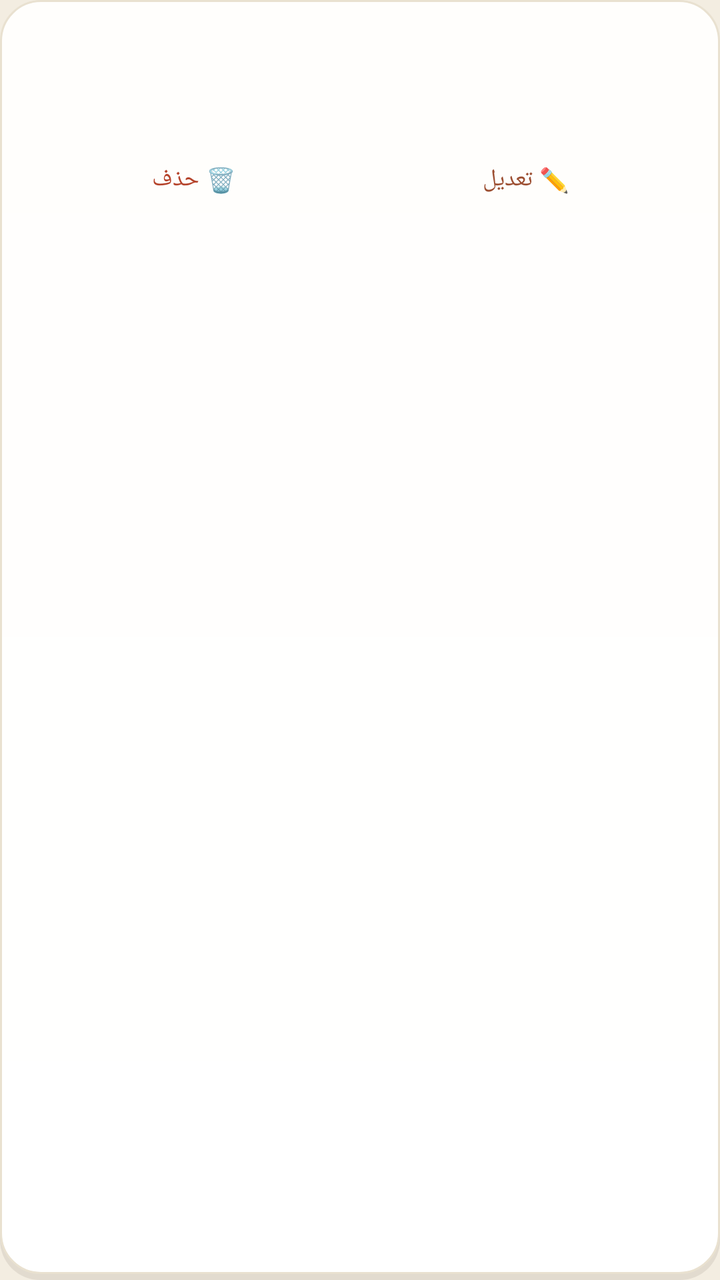
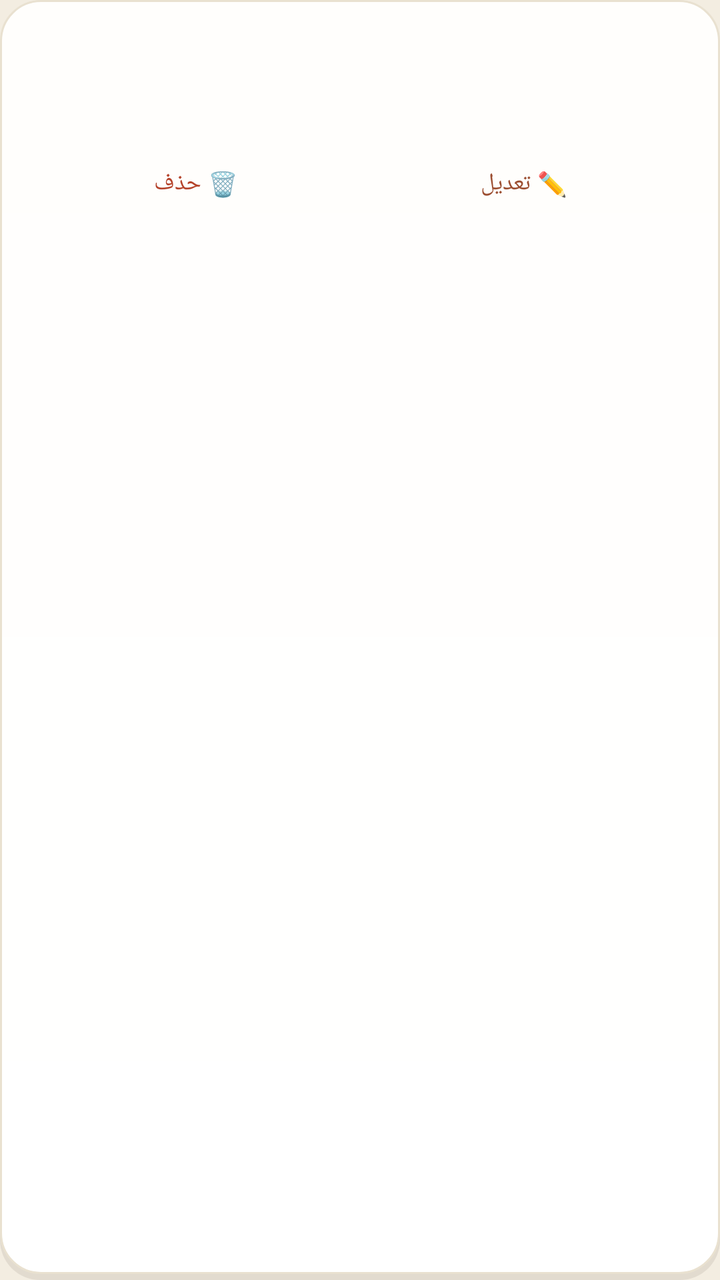

Before-and-after screenshots of an Android layout around one commit, followed by the original layout XML and the change that was made.
<!-- AndroidManifest.xml: application theme Theme.ClinicalMaster -->
<!-- res/layout/item_treatment_program_row.xml -->
<?xml version="1.0" encoding="utf-8"?>
<LinearLayout xmlns:android="http://schemas.android.com/apk/res/android"
    android:layout_width="match_parent"
    android:layout_height="wrap_content"
    android:layout_marginBottom="10dp"
    android:background="@drawable/bg_glass_card"
    android:orientation="vertical"
    android:padding="14dp">

    <TextView
        android:id="@+id/program_title"
        android:layout_width="match_parent"
        android:layout_height="wrap_content"
        android:gravity="end"
        android:textColor="@color/text_primary"
        android:textDirection="rtl"
        android:textSize="15sp"
        android:textStyle="bold" />

    <TextView
        android:id="@+id/program_diagnosis"
        android:layout_width="match_parent"
        android:layout_height="wrap_content"
        android:layout_marginTop="4dp"
        android:gravity="end"
        android:textColor="@color/text_secondary"
        android:textDirection="rtl"
        android:textSize="12.5sp" />

    <LinearLayout
        android:layout_width="match_parent"
        android:layout_height="wrap_content"
        android:layout_marginTop="10dp"
        android:orientation="horizontal">

        <Button
            android:id="@+id/program_btn_edit"
            style="@style/Widget.Material3.Button.TextButton"
            android:layout_width="0dp"
            android:layout_height="wrap_content"
            android:layout_weight="1"
            android:text="✏️ تعديل"
            android:textColor="@color/primary_cyan_dark"
            android:textSize="12sp" />

        <Button
            android:id="@+id/program_btn_delete"
            style="@style/Widget.Material3.Button.TextButton"
            android:layout_width="0dp"
            android:layout_height="wrap_content"
            android:layout_weight="1"
            android:text="🗑️ حذف"
            android:textColor="@color/accent_red"
            android:textSize="12sp" />
    </LinearLayout>
</LinearLayout>
<!-- resources referenced by this layout -->
<resources>
  <color name="accent_red">#B5432B</color>
  <color name="primary_cyan_dark">#9C4E31</color>
  <color name="text_primary">#231F19</color>
  <color name="text_secondary">#6B6155</color>
  <!-- drawable bg_glass_card (drawable) -->
  <layer-list xmlns:android="http://schemas.android.com/apk/res/android">
      <item android:top="3dp">
          <shape android:shape="rectangle">
              <solid android:color="@color/shadow_soft"/>
              <corners android:radius="20dp"/>
          </shape>
      </item>
      <item android:bottom="3dp">
          <shape android:shape="rectangle">
              <gradient android:type="linear" android:angle="90"
                  android:startColor="@color/glass_fill_strong" android:endColor="@color/glass_fill"/>
              <corners android:radius="20dp"/>
              <stroke android:width="1dp" android:color="@color/glass_border"/>
          </shape>
      </item>
  </layer-list>
  <color name="shadow_soft">#14201208</color>
  <color name="glass_fill_strong">#FFFFFF</color>
  <color name="glass_fill">#FFFEFC</color>
  <color name="glass_border">#E9E1D0</color>
  <color name="primary_cyan">#C96A46</color>
  <color name="white">#FFFFFF</color>
  <color name="m3_primary_container">#F3DBCB</color>
  <color name="m3_on_primary_container">#5A2812</color>
  <color name="accent_violet">#4F7183</color>
  <color name="accent_violet_dark">#3A5563</color>
  <color name="m3_secondary_container">#DAE5E8</color>
  <color name="m3_on_secondary_container">#1C333B</color>
  <color name="m3_tertiary">#A8752B</color>
  <color name="m3_on_tertiary">#FFFFFF</color>
  <color name="m3_tertiary_container">#F2E2C4</color>
  <color name="m3_on_tertiary_container">#463010</color>
  <color name="bg_dark">#F3EDE1</color>
  <color name="surface_dark">#FFFEFC</color>
  <color name="m3_surface_variant">#F1EBDD</color>
  <color name="m3_on_surface_variant">#6B6155</color>
  <color name="m3_surface_container">#F1EBDD</color>
  <color name="m3_surface_container_high">#EAE2CE</color>
  <color name="m3_outline">#9C9182</color>
  <color name="m3_outline_variant">#EFE9DC</color>
  <color name="m3_error">#B5432B</color>
  <color name="m3_on_error">#FFFFFF</color>
  <color name="m3_error_container">#F5D6CB</color>
  <color name="m3_on_error_container">#591C0E</color>
  <color name="bg_deep_1">#FAF7F0</color>
  <color name="text_tertiary">#9C9182</color>
  <style name="ShapeAppearance.M3.Corner.ExtraSmall" parent="ShapeAppearance.Material3.Corner.ExtraSmall">
          <item name="cornerSize">8dp</item>
      </style>
  <style name="ShapeAppearance.M3.Corner.Small" parent="ShapeAppearance.Material3.Corner.Small">
          <item name="cornerSize">12dp</item>
      </style>
  <style name="ShapeAppearance.M3.Corner.Medium" parent="ShapeAppearance.Material3.Corner.Medium">
          <item name="cornerSize">16dp</item>
      </style>
  <style name="ShapeAppearance.M3.Corner.Large" parent="ShapeAppearance.Material3.Corner.Large">
          <item name="cornerSize">24dp</item>
      </style>
  <style name="ThemeOverlay.ClinicalMaster.Dialog" parent="ThemeOverlay.Material3.MaterialAlertDialog">
          <item name="colorSurface">@color/glass_fill_strong</item>
          <item name="colorOnSurface">@color/text_primary</item>
          <item name="materialAlertDialogTitleTextStyle">@style/MaterialAlertDialog.ClinicalMaster.Title</item>
          <item name="shapeAppearanceOverlay">@style/ShapeAppearance.M3.Corner.Large</item>
      </style>
  <style name="MaterialAlertDialog.ClinicalMaster.Title" parent="MaterialAlertDialog.Material3.Title.Text">
          <item name="android:textDirection">rtl</item>
          <item name="android:gravity">end</item>
      </style>
  <!-- unchanged entries left out for length: 1 -->
</resources>

<!-- the commit's change to res/layout/item_treatment_program_row.xml (unified diff, before → after) -->
@@ -2,10 +2,10 @@
 <LinearLayout xmlns:android="http://schemas.android.com/apk/res/android"
     android:layout_width="match_parent"
     android:layout_height="wrap_content"
-    android:layout_marginBottom="10dp"
+    android:layout_marginBottom="12dp"
     android:background="@drawable/bg_glass_card"
     android:orientation="vertical"
-    android:padding="14dp">
+    android:padding="16dp">
 
     <TextView
         android:id="@+id/program_title"
